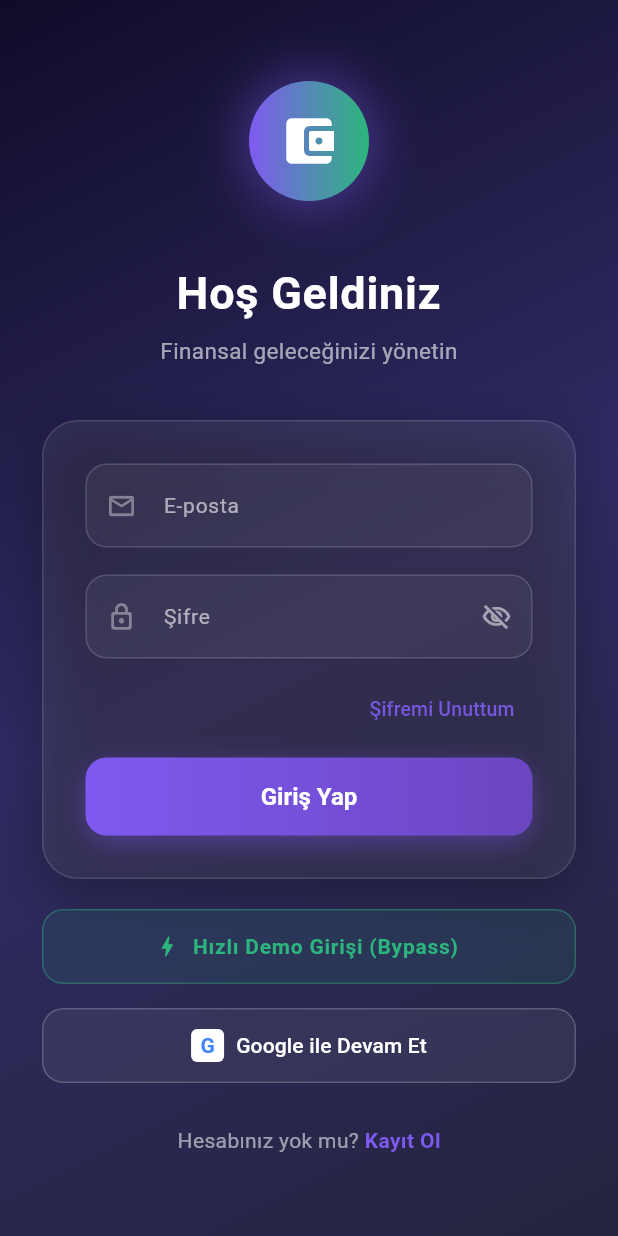
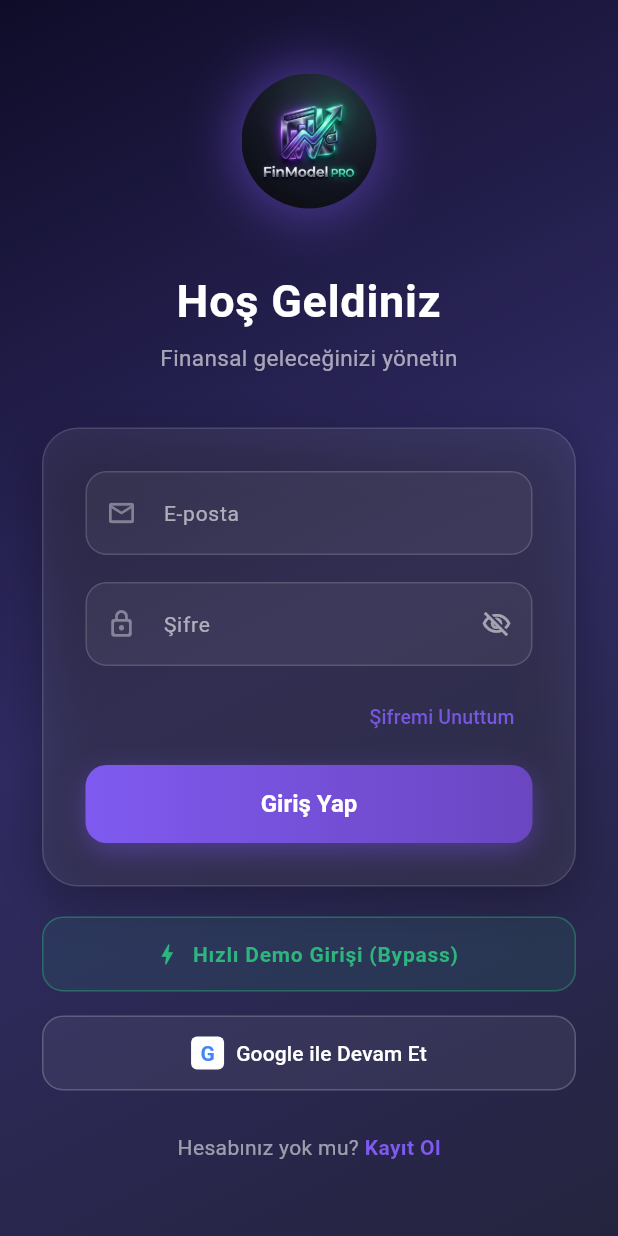
Before and after one commit to Sezen7/FinModel, a Flutter app: the screen it shows after launch, on a phone screen of 412 x 824 dp. Run offline on Flutter 3.47's test engine with Material 3 defaults, Android fonts, the phone set to English and light mode, and no system bars; our stand-ins replace cloud_firestore, equatable, firebase_auth, firebase_core, fl_chart, flutter_bloc and 6 more; accounts and stored records are empty.

Commit message:
fix(auth,ai,logo): resolve firestore offline in chat, web google sign-in assertion, registration error mapping and add brand new logo asset

```diff
--- a/lib/features/auth/presentation/pages/login_page.dart
+++ b/lib/features/auth/presentation/pages/login_page.dart
@@ -136,23 +136,29 @@ class _LoginPageState extends State<LoginPage>
   Widget _buildLogo() {
     return Center(
       child: Container(
-        width: 80,
-        height: 80,
+        width: 90,
+        height: 90,
         decoration: BoxDecoration(
           shape: BoxShape.circle,
-          gradient: const LinearGradient(
-            colors: [Color(0xFF7F5AF0), Color(0xFF2CB67D)],
-          ),
           boxShadow: [
             BoxShadow(
-              color: const Color(0xFF7F5AF0).withOpacity(0.45),
-              blurRadius: 28,
+              color: const Color(0xFF7F5AF0).withOpacity(0.5),
+              blurRadius: 30,
               spreadRadius: 4,
             ),
           ],
         ),
-        child: const Icon(Icons.account_balance_wallet_rounded,
-            color: Colors.white, size: 40),
+        child: ClipRRect(
+          borderRadius: BorderRadius.circular(45),
+          child: Image.asset(
+            'assets/images/app_logo.png',
+            fit: BoxFit.cover,
+            errorBuilder: (_, __, ___) => Container(
+              color: const Color(0xFF7F5AF0),
+              child: const Icon(Icons.account_balance_wallet_rounded, color: Colors.white, size: 44),
+            ),
+          ),
+        ),
       ),
     );
   }
--- a/pubspec.yaml
+++ b/pubspec.yaml
@@ -76,6 +76,7 @@ flutter:
   assets:
     - .env
     - assets/images/saving_goal_stairs.png
+    - assets/images/app_logo.png
 
   # To add assets to your application, add an assets section, like this:
   # assets:
```
Also changed, not shown: lib/features/auth/data/datasources/auth_remote_datasource.dart (+20 -6 lines), lib/features/auth/presentation/pages/register_page.dart (+13 -7 lines), lib/features/robo_advisor/presentation/pages/robo_advisor_chat_page.dart (+6 -2 lines), assets/images/app_logo.png (added).
